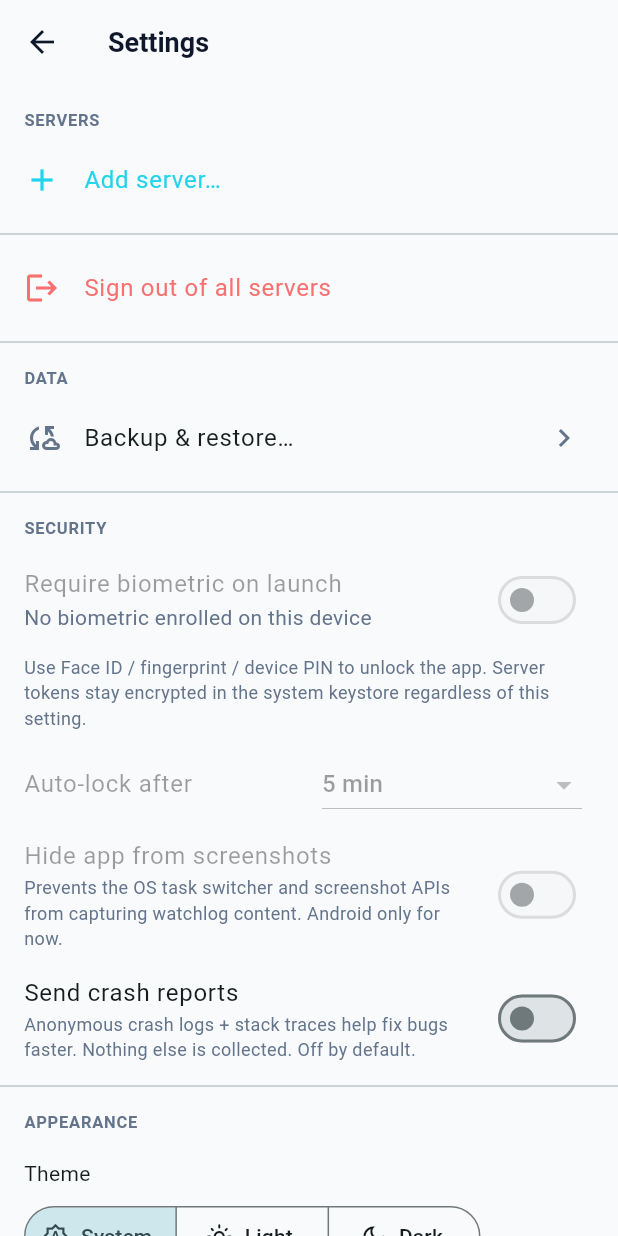
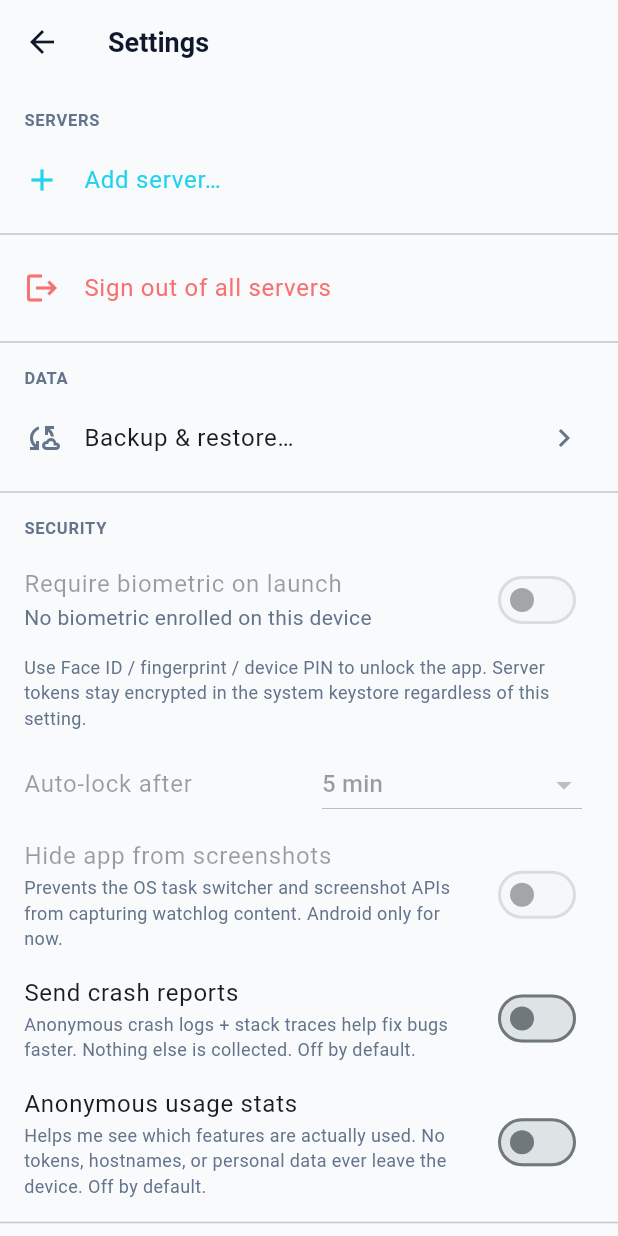
Before and after one commit to Belikebee1/Belikebee1-watchlog_mobile, a Flutter app: the SettingsScreen screen opened directly, on a phone screen of 412 x 824 dp. Run offline on Flutter 3.47's test engine with Material 3 defaults, Android fonts, the light colour scheme and no system bars; our stand-ins replace dio, file_picker, firebase_analytics, firebase_core, firebase_crashlytics, firebase_messaging and 6 more; missing offline and left inert: cryptography, mobile_scanner; accounts and stored records are empty; generated files the repository leaves out were written again.

Commit message:
feat(mobile): opt-in analytics + help hub + in-app rate prompt [5T/5U/5V]
Closes the user-facing portion of phase 5. iOS port + store
submission still pending — both tracked separately.

[5T] Firebase Analytics
- pubspec: firebase_analytics ^11.3.6.
- providers/analytics_provider.dart: tri-state nullable opt-in, mirrors
  the crash-reporting shape. setEnabled() syncs through to
  setAnalyticsCollectionEnabled and the iOS-side setConsent flags
  (ads denied across the board — we only care about analytics).
  logEvent helper that callers can use without importing
  FirebaseAnalytics directly; no-ops when consent is off.
- screens/settings_screen.dart: _AnalyticsTile under the security
  section. Off by default. Tightly worded hint clarifies the data
  scope.

[5U] Help & support hub
- pubspec: url_launcher ^6.3.1.
- screens/help_screen.dart: four link tiles — docs (watchlog.pl),
  bug reports (GitHub issues), maintainer email (mailto: with a
  prefilled subject), source code (GitHub repo). Everything opens
  in the system browser / mail client. Failure-to-launch falls
  back to a SnackBar with the URL so the user can copy it manually.
- screens/settings_screen.dart: 'Help & support' entry between
  Language and Release notes.

[5V] In-app rate prompt
- pubspec: in_app_review ^2.0.10.
- providers/rate_prompt_provider.dart: tracks first_launch_at,
  action_count, last_prompt_at in secure storage. Conditions
  before requesting Play Store's native review sheet: 7 days
  installed, ≥3 meaningful actions, ≥90 days since last prompt.
  maybePrompt() is a no-op until all match; OS-level rate-limiting
  is also respected (we don't spam refresh).
- screens/status_screen.dart: recordAction() on apply-security
  confirm; maybePrompt() after a successful watchlog run output is
  pushed. Future actions can add hooks the same way.

```diff
--- a/lib/l10n/strings.dart
+++ b/lib/l10n/strings.dart
@@ -571,6 +571,55 @@ class S {
   static const whatsNewClose = {'en': 'Got it', 'pl': 'Rozumiem'};
   static const versionLabel = {'en': 'Version {n}', 'pl': 'Wersja {n}'};
 
+  // ----- Help / support (Phase 5U) -----
+  static const sectionHelp = {'en': 'Help', 'pl': 'Pomoc'};
+  static const helpTitle = {'en': 'Help & support', 'pl': 'Pomoc i wsparcie'};
+  static const helpMenu = {'en': 'Help & support', 'pl': 'Pomoc i wsparcie'};
+  static const helpDocs = {
+    'en': 'Documentation',
+    'pl': 'Dokumentacja',
+  };
+  static const helpDocsHint = {
+    'en': 'Setup guides, check explainers, and the API reference on watchlog.pl.',
+    'pl': 'Przewodniki konfiguracji, wyjaśnienia checków i referencja API na watchlog.pl.',
+  };
+  static const helpReportBug = {
+    'en': 'Report a bug',
+    'pl': 'Zgłoś błąd',
+  };
+  static const helpReportBugHint = {
+    'en': 'Opens GitHub issues for the watchlog repo.',
+    'pl': 'Otwiera GitHub issues dla repo watchlog.',
+  };
+  static const helpContactEmail = {
+    'en': 'Contact email',
+    'pl': 'Kontakt mailowy',
+  };
+  static const helpContactEmailHint = {
+    'en': 'andrzej@belikebee.com — reach the maintainer directly.',
+    'pl': 'andrzej@belikebee.com — bezpośredni kontakt z autorem.',
+  };
+  static const helpSource = {
+    'en': 'Source code',
+    'pl': 'Kod źródłowy',
+  };
+  static const helpSourceHint = {
+    'en': 'Backend on GitHub Belikebee1/watchlog (MIT licensed).',
+    'pl': 'Backend na GitHubie Belikebee1/watchlog (licencja MIT).',
+  };
+
+  // ----- Analytics (Phase 5T) -----
+  static const analyticsTitle = {
+    'en': 'Anonymous usage stats',
+    'pl': 'Anonimowe statystyki użycia',
+  };
+  static const analyticsHint = {
+    'en':
+        'Helps me see which features are actually used. No tokens, hostnames, or personal data ever leave the device. Off by default.',
+    'pl':
+        'Pomaga mi widzieć, które funkcje są używane. Tokeny, hostnames ani inne dane osobowe nie opuszczają urządzenia. Domyślnie wyłączone.',
+  };
+
   // ----- Onboarding (Phase 4I) -----
   static const onboardingReplay = {
     'en': 'Show onboarding again',
--- a/lib/main.dart
+++ b/lib/main.dart
@@ -10,11 +10,13 @@ import 'package:flutter_riverpod/flutter_riverpod.dart';
 import 'firebase_options.dart';
 import 'providers/auth_provider.dart';
 import 'providers/crash_reporting_provider.dart';
+import 'providers/analytics_provider.dart';
 import 'providers/changelog_provider.dart';
 import 'providers/locale_provider.dart';
 import 'providers/lock_provider.dart';
 import 'providers/onboarding_provider.dart';
 import 'providers/push_provider.dart';
+import 'providers/rate_prompt_provider.dart';
 import 'providers/theme_provider.dart';
 import 'screens/add_server_screen.dart';
 import 'screens/onboarding_screen.dart';
@@ -91,6 +93,8 @@ class _WatchlogAppState extends ConsumerState<WatchlogApp> {
     await ref.read(lockProvider.notifier).load();
     await ref.read(onboardingProvider.notifier).load();
     await ref.read(changelogProvider.notifier).load();
+    await ref.read(analyticsProvider.notifier).load();
+    await ref.read(ratePromptProvider.notifier).load();
     // Honor the persisted crash-reporting opt-in before any work
     // we'd want to report on can produce errors.
     await ref.read(crashReportingProvider.notifier).load();
--- a/lib/screens/settings_screen.dart
+++ b/lib/screens/settings_screen.dart
@@ -3,6 +3,7 @@ import 'package:flutter_riverpod/flutter_riverpod.dart';
 
 import '../l10n/strings.dart';
 import '../models/server.dart';
+import '../providers/analytics_provider.dart';
 import '../providers/auth_provider.dart';
 import '../providers/crash_reporting_provider.dart';
 import '../providers/locale_provider.dart';
@@ -14,6 +15,7 @@ import '../theme.dart';
 import 'add_server_screen.dart';
 import 'audit_screen.dart';
 import 'backup_screen.dart';
+import 'help_screen.dart';
 import 'notification_settings_screen.dart';
 import 'release_notes_screen.dart';
 
@@ -118,6 +120,7 @@ class SettingsScreen extends ConsumerWidget {
           _SectionHeader(tr(context, S.sectionSecurity)),
           const _SecurityTile(),
           const _CrashReportingTile(),
+          const _AnalyticsTile(),
           const Divider(),
           _SectionHeader(tr(context, S.sectionAppearance)),
           const _AppearanceTile(),
@@ -125,6 +128,17 @@ class SettingsScreen extends ConsumerWidget {
           _SectionHeader(tr(context, S.sectionLanguage)),
           const _LanguageTile(),
           const Divider(),
+          ListTile(
+            leading: Icon(Icons.help_outline,
+                color: context.surfaces.fgMuted),
+            title: Text(tr(context, S.helpMenu)),
+            trailing: Icon(Icons.chevron_right,
+                color: context.surfaces.fgMuted),
+            onTap: () => Navigator.push(
+              context,
+              MaterialPageRoute(builder: (_) => const HelpScreen()),
+            ),
+          ),
           ListTile(
             leading: Icon(Icons.new_releases_outlined,
                 color: context.surfaces.fgMuted),
@@ -512,3 +526,26 @@ class _CrashReportingTile extends ConsumerWidget {
     );
   }
 }
+
+
+/// Opt-in toggle for Firebase Analytics. Same UX shape as the
+/// crash-reporting tile — off by default, anonymous when on. The
+/// underlying provider syncs to Firebase consent flags.
+class _AnalyticsTile extends ConsumerWidget {
+  const _AnalyticsTile();
+
+  @override
+  Widget build(BuildContext context, WidgetRef ref) {
+    final enabled = ref.watch(analyticsProvider) ?? false;
+    return SwitchListTile(
+      title: Text(tr(context, S.analyticsTitle)),
+      subtitle: Text(
+        tr(context, S.analyticsHint),
+        style: TextStyle(color: context.surfaces.fgMuted, fontSize: 12),
+      ),
+      value: enabled,
+      onChanged: (v) =>
+          ref.read(analyticsProvider.notifier).setEnabled(v),
+    );
+  }
+}
--- a/lib/screens/status_screen.dart
+++ b/lib/screens/status_screen.dart
@@ -8,6 +8,7 @@ import '../api/models.dart';
 import '../l10n/strings.dart';
 import '../providers/auth_provider.dart';
 import '../providers/host_info_provider.dart';
+import '../providers/rate_prompt_provider.dart';
 import '../providers/status_provider.dart';
 import '../theme.dart';
 import '../utils/error_humanizer.dart';
@@ -77,6 +78,7 @@ class _StatusScreenState extends ConsumerState<StatusScreen> {
         ),
       );
       _refresh();
+      await ref.read(ratePromptProvider.notifier).maybePrompt();
     } catch (e) {
       messenger.showSnackBar(SnackBar(content: Text(shortMessage(context, e))));
     }
@@ -106,6 +108,8 @@ class _StatusScreenState extends ConsumerState<StatusScreen> {
     // Subtle confirmation that the action fired — apply-security
     // takes long enough that some haptic ack feels reassuring.
     HapticFeedback.mediumImpact();
+    // Note user engagement for the in-app review heuristic.
+    await ref.read(ratePromptProvider.notifier).recordAction();
 
     final messenger = ScaffoldMessenger.of(context);
     messenger.showSnackBar(
```
Also changed, not shown: lib/providers/analytics_provider.dart (added, +81 -0 lines), lib/providers/rate_prompt_provider.dart (added, +114 -0 lines), lib/screens/help_screen.dart (added, +101 -0 lines), pubspec.yaml (+6 -1 lines).
